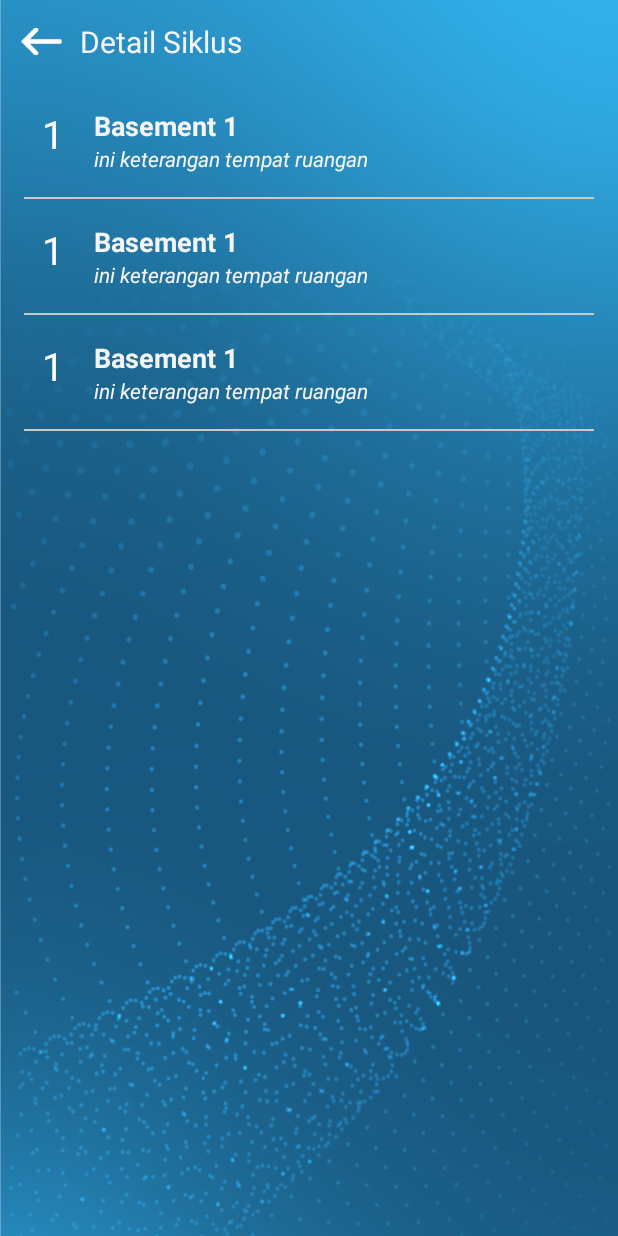
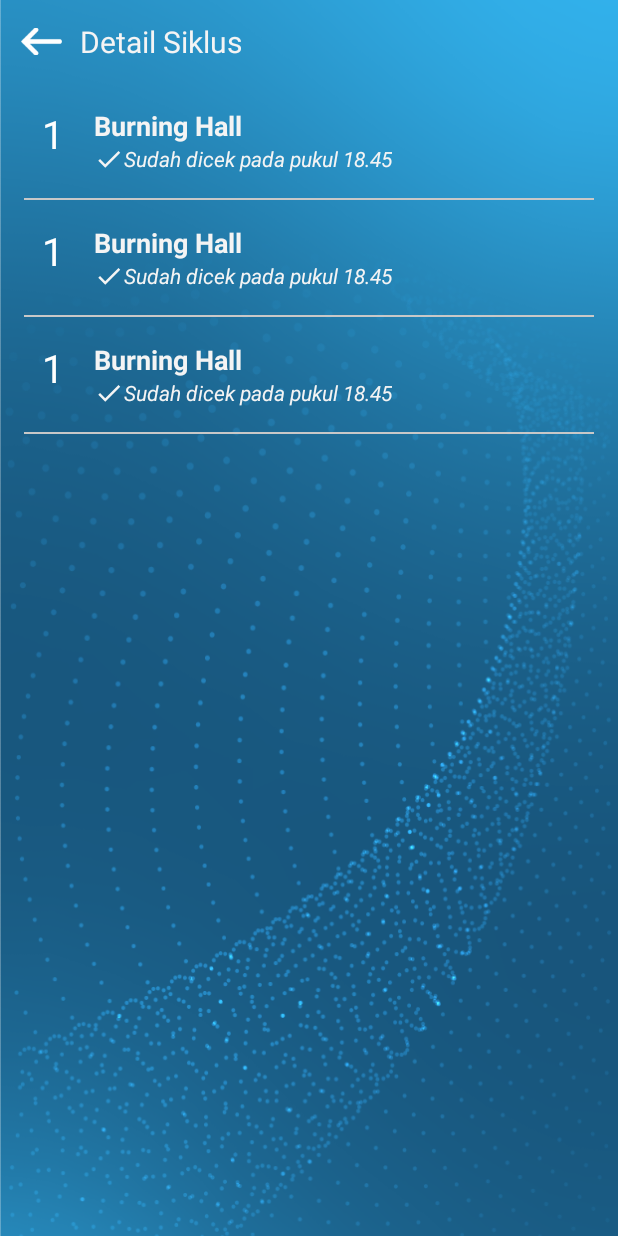
Before and after one commit to RMF09/BJBSiaga, an Android app: the layout activity_detail_siklus.xml on its own in the app's theme, with its tools: preview values and no code run, on a phone screen of 412 x 824 dp. Run offline under Robolectric (Android 15) with nearby library versions, the phone set to English and light mode, and no system bars.

Commit message:
Ruangan rapihkan

```diff
--- a/app/src/main/java/com/rmf/bjbsiaga/data/DataRuangan.kt
+++ b/app/src/main/java/com/rmf/bjbsiaga/data/DataRuangan.kt
@@ -6,7 +6,6 @@ import com.google.firebase.firestore.IgnoreExtraProperties
 @IgnoreExtraProperties
 data class DataRuangan(
     var namaRuangan: String="",
-    var keterangan: String="",
     var lat: Double= 0.0,
     var lng: Double= 0.0
 ){
--- /dev/null
+++ b/app/src/main/res/drawable/ic_baseline_check_24.xml
@@ -0,0 +1,5 @@
+<vector android:height="24dp" android:tint="#2F9C3F"
+    android:viewportHeight="24" android:viewportWidth="24"
+    android:width="24dp" xmlns:android="http://schemas.android.com/apk/res/android">
+    <path android:fillColor="@android:color/white" android:pathData="M9,16.17L4.83,12l-1.42,1.41L9,19 21,7l-1.41,-1.41z"/>
+</vector>
--- /dev/null
+++ b/app/src/main/res/drawable/ic_baseline_close_24.xml
@@ -0,0 +1,5 @@
+<vector android:height="24dp" android:tint="#9C1209"
+    android:viewportHeight="24" android:viewportWidth="24"
+    android:width="24dp" xmlns:android="http://schemas.android.com/apk/res/android">
+    <path android:fillColor="@android:color/white" android:pathData="M19,6.41L17.59,5 12,10.59 6.41,5 5,6.41 10.59,12 5,17.59 6.41,19 12,13.41 17.59,19 19,17.59 13.41,12z"/>
+</vector>
--- a/app/src/main/res/layout/activity_detail_siklus.xml
+++ b/app/src/main/res/layout/activity_detail_siklus.xml
@@ -48,12 +48,12 @@
 
     </LinearLayout>
     <androidx.recyclerview.widget.RecyclerView
-        android:id="@+id/rv_data_ruangan"
+        android:id="@+id/rv_data_siklus"
         android:layout_width="match_parent"
         android:layout_height="wrap_content"
         app:layout_constraintEnd_toEndOf="parent"
         app:layout_constraintStart_toStartOf="parent"
         app:layout_constraintTop_toBottomOf="@+id/linearLayout"
-        tools:listitem="@layout/item_data_ruangan" />
+        tools:listitem="@layout/item_detail_siklus" />
 
 </androidx.constraintlayout.widget.ConstraintLayout>
--- /dev/null
+++ b/app/src/main/res/layout/item_detail_siklus.xml
@@ -0,0 +1,64 @@
+<?xml version="1.0" encoding="utf-8"?>
+<LinearLayout xmlns:android="http://schemas.android.com/apk/res/android"
+    android:layout_width="match_parent"
+    android:layout_height="wrap_content"
+    xmlns:app="http://schemas.android.com/apk/res-auto"
+    android:orientation="vertical">
+
+    <RelativeLayout
+        android:layout_width="match_parent"
+        android:layout_height="wrap_content"
+        android:padding="16dp">
+        <TextView
+            android:id="@+id/text_nomer"
+            android:layout_width="wrap_content"
+            android:layout_height="wrap_content"
+            android:text="1"
+            android:layout_marginLeft="12dp"
+            android:textColor="@color/colorWhitePure"
+            android:textSize="26sp"/>
+        <LinearLayout
+            android:layout_toRightOf="@id/text_nomer"
+            android:layout_width="match_parent"
+            android:layout_height="wrap_content"
+            android:orientation="vertical"
+            android:layout_marginLeft="20dp"
+            >
+            <TextView
+                android:id="@+id/text_nama_ruangan"
+                android:layout_width="wrap_content"
+                android:layout_height="wrap_content"
+                android:text="Burning Hall"
+                android:textSize="18sp"
+                android:textStyle="bold"
+                android:textColor="@color/colorWhiteText"/>
+            <LinearLayout
+                android:layout_width="match_parent"
+                android:layout_height="wrap_content">
+                <ImageView
+                    android:id="@+id/icon_keterangan"
+                    app:tint="@color/colorWhiteText"
+                    android:layout_width="20dp"
+                    android:layout_height="20dp"
+                    android:src="@drawable/ic_baseline_check_24"/>
+                <TextView
+                    android:id="@+id/text_keterangan_ruangan"
+                    android:layout_width="wrap_content"
+                    android:layout_height="wrap_content"
+                    android:text="Sudah dicek pada pukul 18.45"
+                    android:maxLines="1"
+                    android:ellipsize="end"
+                    android:textStyle="italic"
+                    android:textColor="@color/colorWhiteText"/>
+            </LinearLayout>
+        </LinearLayout>
+
+    </RelativeLayout>
+    <View
+        android:layout_width="match_parent"
+        android:layout_height="1dp"
+        android:background="@color/colorGrey"
+        android:layout_marginHorizontal="16dp"/>
+
+
+</LinearLayout>
--- a/app/src/main/res/values/strings.xml
+++ b/app/src/main/res/values/strings.xml
@@ -38,7 +38,7 @@
     <string name="nama_ruangan">Nama Ruangan</string>
     <string name="keterangan">Keterangan</string>
     <string name="koordinat_lokasi">Koordinat Lokasi</string>
-    <string name="tambah_data">Tambah data</string>
+    <string name="tambah_data">Tambah Data</string>
     <string name="password_lama">Password Lama</string>
     <string name="password_baru">Password Baru</string>
     <string name="konfirmasi_password_baru">Konfirmasi Password Baru</string>
```
Also changed, not shown: app/src/main/java/com/rmf/bjbsiaga/admin/TambahRuanganActivity.kt (+25 -23 lines), app/src/main/res/layout/activity_maps.xml (+47 -46 lines).
